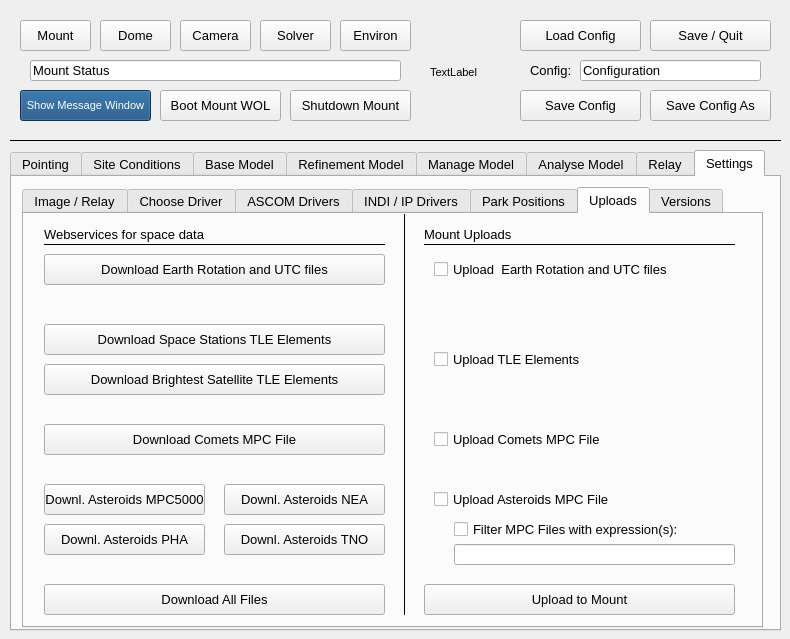
First picture: the form in mountwizzard/gui/wizzard_main_ui.ui, repository sayitfast/MountWizzard3, before the edit.
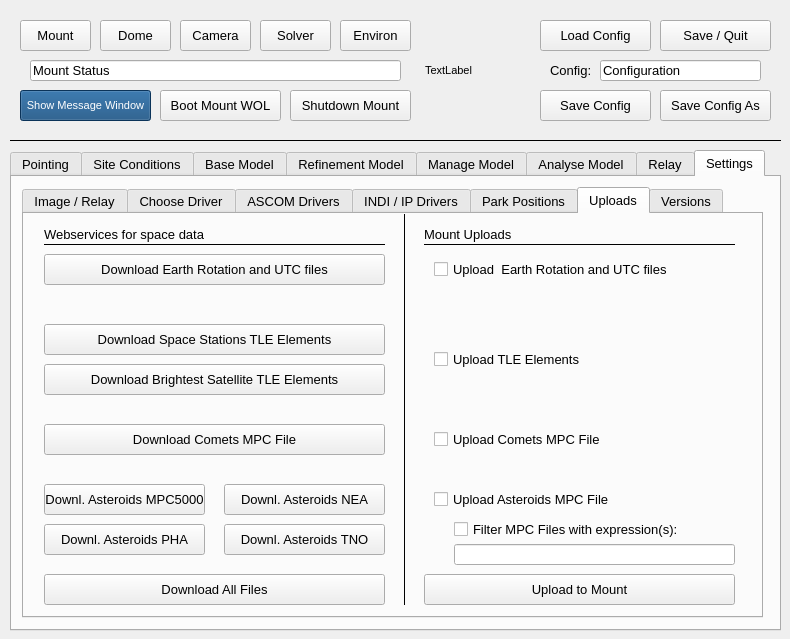
Second picture: the form after the edit. The open tabs and pages were chosen to show the change. Custom widgets are drawn as their Qt base class.

```diff
--- a/mountwizzard/gui/wizzard_main_ui.ui
+++ b/mountwizzard/gui/wizzard_main_ui.ui
@@ -7820,7 +7820,7 @@
        <x>10</x>
        <y>10</y>
        <width>741</width>
-       <height>441</height>
+       <height>431</height>
       </rect>
      </property>
      <property name="toolTip">
@@ -11791,7 +11791,7 @@
        <property name="geometry">
         <rect>
          <x>400</x>
-         <y>370</y>
+         <y>360</y>
          <width>311</width>
          <height>31</height>
         </rect>
@@ -11812,7 +11812,7 @@
        <property name="geometry">
         <rect>
          <x>20</x>
-         <y>370</y>
+         <y>360</y>
          <width>341</width>
          <height>31</height>
         </rect>
@@ -11835,7 +11835,7 @@
          <x>370</x>
          <y>0</y>
          <width>21</width>
-         <height>401</height>
+         <height>391</height>
         </rect>
        </property>
        <property name="frameShadow">
@@ -12275,9 +12275,9 @@
   <widget class="QPushButton" name="btn_saveConfigQuit">
    <property name="geometry">
     <rect>
-     <x>650</x>
+     <x>660</x>
      <y>20</y>
-     <width>121</width>
+     <width>111</width>
      <height>31</height>
     </rect>
    </property>
@@ -12296,9 +12296,9 @@
   <widget class="QPushButton" name="btn_saveConfig">
    <property name="geometry">
     <rect>
-     <x>520</x>
+     <x>540</x>
      <y>90</y>
-     <width>121</width>
+     <width>111</width>
      <height>31</height>
     </rect>
    </property>
@@ -12442,9 +12442,9 @@
   <widget class="QPushButton" name="btn_loadFrom">
    <property name="geometry">
     <rect>
-     <x>520</x>
+     <x>540</x>
      <y>20</y>
-     <width>121</width>
+     <width>111</width>
      <height>31</height>
     </rect>
    </property>
@@ -12463,9 +12463,9 @@
   <widget class="QPushButton" name="btn_saveConfigAs">
    <property name="geometry">
     <rect>
-     <x>650</x>
+     <x>660</x>
      <y>90</y>
-     <width>121</width>
+     <width>111</width>
      <height>31</height>
     </rect>
    </property>
@@ -12484,9 +12484,9 @@
   <widget class="QLineEdit" name="le_configName">
    <property name="geometry">
     <rect>
-     <x>580</x>
+     <x>600</x>
      <y>60</y>
-     <width>181</width>
+     <width>161</width>
      <height>21</height>
     </rect>
    </property>
@@ -12523,10 +12523,10 @@
   <widget class="QLabel" name="mainicon">
    <property name="geometry">
     <rect>
-     <x>430</x>
-     <y>40</y>
-     <width>65</width>
-     <height>65</height>
+     <x>425</x>
+     <y>20</y>
+     <width>100</width>
+     <height>100</height>
     </rect>
    </property>
    <property name="text">
@@ -12536,7 +12536,7 @@
   <widget class="QLabel" name="label_102">
    <property name="geometry">
     <rect>
-     <x>530</x>
+     <x>550</x>
      <y>60</y>
      <width>51</width>
      <height>21</height>
@@ -12614,6 +12614,38 @@
     <enum>Qt::Horizontal</enum>
    </property>
   </widget>
+  <widget class="QLabel" name="mainBackgound">
+   <property name="geometry">
+    <rect>
+     <x>0</x>
+     <y>0</y>
+     <width>791</width>
+     <height>141</height>
+    </rect>
+   </property>
+   <property name="text">
+    <string/>
+   </property>
+  </widget>
+  <zorder>mainBackgound</zorder>
+  <zorder>le_mountStatus</zorder>
+  <zorder>mainTabWidget</zorder>
+  <zorder>btn_saveConfigQuit</zorder>
+  <zorder>btn_saveConfig</zorder>
+  <zorder>btn_cameraConnected</zorder>
+  <zorder>btn_domeConnected</zorder>
+  <zorder>btn_driverMountConnected</zorder>
+  <zorder>btn_environmentConnected</zorder>
+  <zorder>btn_openMessageWindow</zorder>
+  <zorder>btn_solverConnected</zorder>
+  <zorder>btn_loadFrom</zorder>
+  <zorder>btn_saveConfigAs</zorder>
+  <zorder>le_configName</zorder>
+  <zorder>mainicon</zorder>
+  <zorder>label_102</zorder>
+  <zorder>btn_mountShutdown</zorder>
+  <zorder>btn_mountBoot</zorder>
+  <zorder>line_9</zorder>
  </widget>
  <customwidgets>
   <customwidget>
```
Left out of the diff: 14 changed lines with no effect on the pictures.
